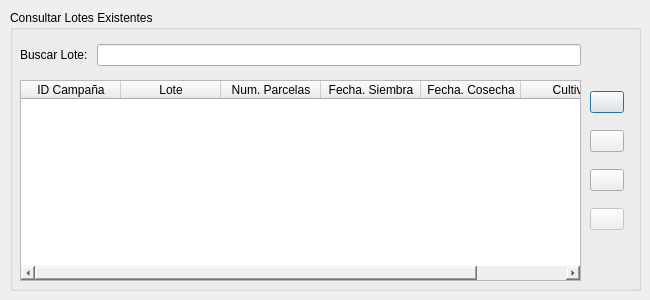
First picture: the form in ui/dialogs/lote_dialog.ui, repository franciscocontreras93/agrae, before the edit.
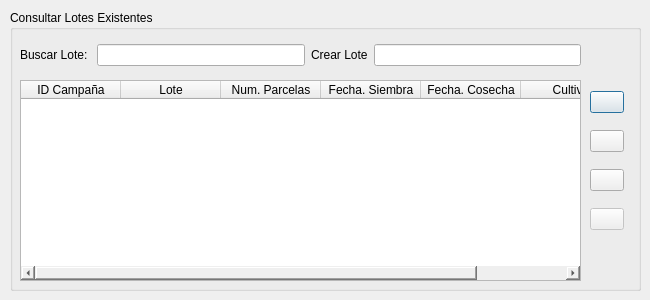
Second picture: the form after the edit.

The edit to the form file:
```diff
--- a/ui/dialogs/lote_dialog.ui
+++ b/ui/dialogs/lote_dialog.ui
@@ -47,8 +47,12 @@
      </rect>
     </property>
     <layout class="QGridLayout" name="gridLayout" rowstretch="0">
-     <item row="0" column="1">
-      <widget class="QLineEdit" name="lineEdit"/>
+     <item row="0" column="2">
+      <widget class="QLabel" name="label_2">
+       <property name="text">
+        <string>Crear Lote</string>
+       </property>
+      </widget>
      </item>
      <item row="0" column="0">
       <widget class="QLabel" name="label">
@@ -57,6 +61,12 @@
        </property>
       </widget>
      </item>
+     <item row="0" column="1">
+      <widget class="QLineEdit" name="lineEdit"/>
+     </item>
+     <item row="0" column="3">
+      <widget class="QLineEdit" name="line_lote_nombre"/>
+     </item>
     </layout>
    </widget>
    <widget class="QWidget" name="verticalLayoutWidget">
```
